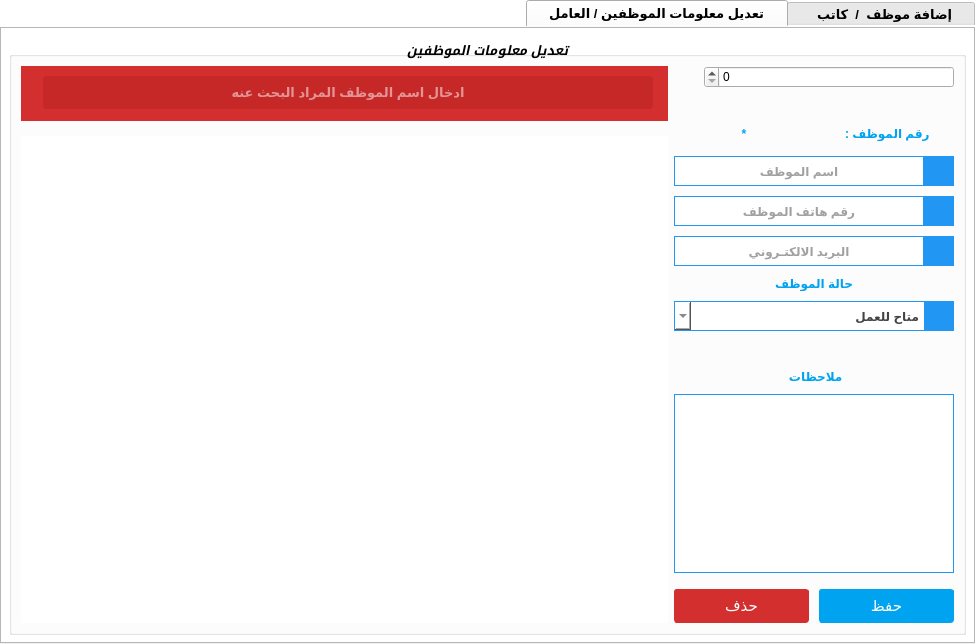
ashraf-kx/maktaba-assistant, file tabwidgetworkers.ui: the form before one commit.
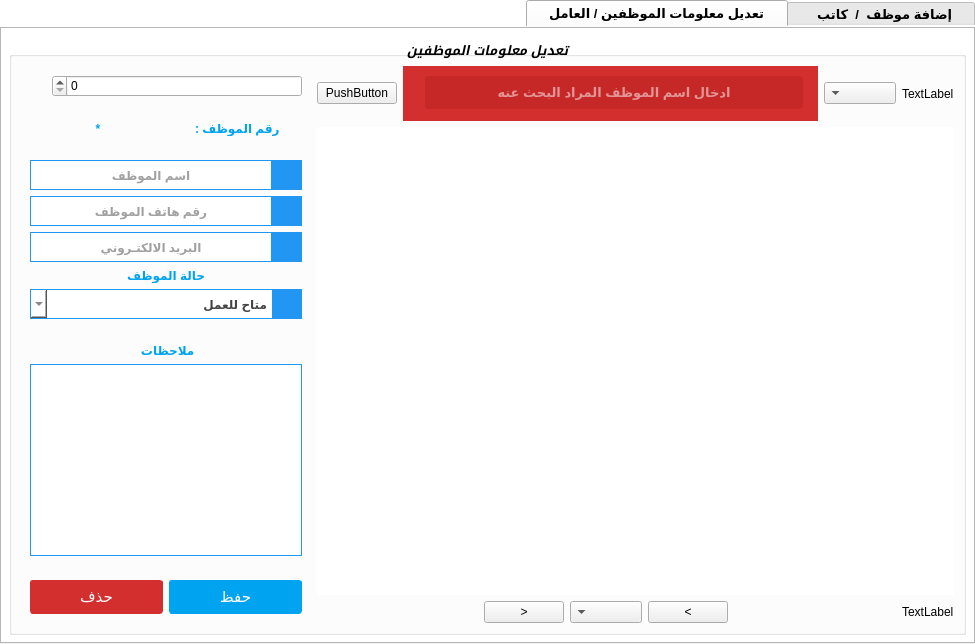
The form after the commit. Icons and pictures are not drawn.

Commit message: Control table view data, show per page and per number rows in a page

What changed in the file:
```diff
--- a/tabwidgetworkers.ui
+++ b/tabwidgetworkers.ui
@@ -869,9 +869,6 @@
         <kerning>false</kerning>
        </font>
       </property>
-      <property name="layoutDirection">
-       <enum>Qt::RightToLeft</enum>
-      </property>
       <property name="autoFillBackground">
        <bool>false</bool>
       </property>
@@ -895,12 +892,246 @@
       <property name="checkable">
        <bool>false</bool>
       </property>
+      <layout class="QHBoxLayout" name="horizontalLayout_14">
+       <item>
+        <layout class="QVBoxLayout" name="verticalLayout_4">
+         <item>
+          <layout class="QHBoxLayout" name="horizontalLayout_13">
+           <item>
       <layout class="QHBoxLayout" name="horizontalLayout_6">
        <item>
-        <layout class="QVBoxLayout" name="verticalLayout_6">
+              <widget class="QLabel" name="L_show">
+               <property name="text">
+                <string>TextLabel</string>
+               </property>
+              </widget>
+             </item>
+             <item>
+              <widget class="QComboBox" name="Cb_rows"/>
+             </item>
+            </layout>
+           </item>
+           <item>
+            <widget class="QWidget" name="widgetSearch" native="true">
+             <property name="styleSheet">
+              <string notr="true">QWidget
+{
+	background-color:#D32F2F;
+}</string>
+             </property>
+             <layout class="QHBoxLayout" name="horizontalLayout_8">
          <property name="spacing">
+               <number>0</number>
+              </property>
+              <property name="leftMargin">
+               <number>15</number>
+              </property>
+              <property name="topMargin">
           <number>10</number>
          </property>
+              <property name="rightMargin">
+               <number>15</number>
+              </property>
+              <property name="bottomMargin">
+               <number>10</number>
+              </property>
+              <item>
+               <widget class="QLineEdit" name="Le_search">
+                <property name="font">
+                 <font>
+                  <pointsize>10</pointsize>
+                  <weight>75</weight>
+                  <bold>true</bold>
+                 </font>
+                </property>
+                <property name="layoutDirection">
+                 <enum>Qt::LeftToRight</enum>
+                </property>
+                <property name="styleSheet">
+                 <string notr="true">QLineEdit
+{
+ margin-bottom: 2px;   
+    padding: 7px 8px;
+        padding-top: 7px;
+        padding-bottom: 7px;
+    outline: medium none;
+        outline-width: medium;
+        outline-style: none;
+        outline-color: -moz-use-text-color;
+
+    background-color: #C62828;
+color:white;
+    border: 1px solid #C62828;
+      
+    border-radius: 3px;
+        border-top-left-radius: 3px;
+        border-top-right-radius: 3px;
+        border-bottom-right-radius: 3px;
+        border-bottom-left-radius: 3px;
+    vertical-align: middle;
+}
+QLineEdit:hover
+{
+	 border: 1px solid #C62828;
+	 border-top-color: #C62828;
+     border-bottom-color: #C62828;  
+
+}</string>
+                </property>
+                <property name="maxLength">
+                 <number>40</number>
+                </property>
+                <property name="alignment">
+                 <set>Qt::AlignCenter</set>
+                </property>
+                <property name="placeholderText">
+                 <string>ادخال اسم الموظف المراد البحث عنه</string>
+                </property>
+               </widget>
+              </item>
+              <item>
+               <widget class="QLabel" name="label_27">
+                <property name="maximumSize">
+                 <size>
+                  <width>35</width>
+                  <height>35</height>
+                 </size>
+                </property>
+                <property name="baseSize">
+                 <size>
+                  <width>0</width>
+                  <height>0</height>
+                 </size>
+                </property>
+                <property name="layoutDirection">
+                 <enum>Qt::LeftToRight</enum>
+                </property>
+                <property name="text">
+                 <string/>
+                </property>
+                <property name="pixmap">
+                 <pixmap resource="Icons.qrc">:/Icons/ic_search_white_2x.png</pixmap>
+                </property>
+                <property name="scaledContents">
+                 <bool>true</bool>
+                </property>
+                <property name="alignment">
+                 <set>Qt::AlignCenter</set>
+                </property>
+               </widget>
+              </item>
+             </layout>
+            </widget>
+           </item>
+           <item>
+            <widget class="QPushButton" name="Bt_edit">
+             <property name="text">
+              <string>PushButton</string>
+             </property>
+            </widget>
+           </item>
+          </layout>
+         </item>
+         <item>
+          <widget class="QTableView" name="tableView">
+           <property name="minimumSize">
+            <size>
+             <width>0</width>
+             <height>0</height>
+            </size>
+           </property>
+           <property name="font">
+            <font>
+             <family>Titillium Web</family>
+             <pointsize>10</pointsize>
+             <weight>50</weight>
+             <bold>false</bold>
+             <kerning>false</kerning>
+            </font>
+           </property>
+           <property name="styleSheet">
+            <string notr="true">QTableView
+{
+	border:0px solid white;
+}
+QTableView:hover
+{
+	border:1px solid #2196F3;
+}</string>
+           </property>
+           <property name="locale">
+            <locale language="English" country="UnitedStates"/>
+           </property>
+           <attribute name="horizontalHeaderStretchLastSection">
+            <bool>true</bool>
+           </attribute>
+          </widget>
+         </item>
+         <item>
+          <layout class="QHBoxLayout" name="horizontalLayout_12">
+           <item>
+            <widget class="QLabel" name="L_info">
+             <property name="text">
+              <string>TextLabel</string>
+             </property>
+            </widget>
+           </item>
+           <item>
+            <spacer name="horizontalSpacer_4">
+             <property name="orientation">
+              <enum>Qt::Horizontal</enum>
+             </property>
+             <property name="sizeHint" stdset="0">
+              <size>
+               <width>40</width>
+               <height>20</height>
+              </size>
+             </property>
+            </spacer>
+           </item>
+           <item>
+            <widget class="QPushButton" name="Bt_previous">
+             <property name="text">
+              <string>&lt;</string>
+             </property>
+            </widget>
+           </item>
+           <item>
+            <widget class="QComboBox" name="Cb_pages"/>
+           </item>
+           <item>
+            <widget class="QPushButton" name="Bt_next">
+             <property name="text">
+              <string>&gt;</string>
+             </property>
+            </widget>
+           </item>
+           <item>
+            <spacer name="horizontalSpacer_5">
+             <property name="orientation">
+              <enum>Qt::Horizontal</enum>
+             </property>
+             <property name="sizeHint" stdset="0">
+              <size>
+               <width>40</width>
+               <height>20</height>
+              </size>
+             </property>
+            </spacer>
+           </item>
+          </layout>
+         </item>
+        </layout>
+       </item>
+       <item>
+        <widget class="QWidget" name="widget" native="true">
+         <property name="maximumSize">
+          <size>
+           <width>290</width>
+           <height>16777215</height>
+          </size>
+         </property>
+         <layout class="QVBoxLayout" name="verticalLayout_5">
          <item>
           <widget class="QSpinBox" name="SB_idWorkerx">
            <property name="maximumSize">
@@ -922,7 +1153,7 @@
            <property name="sizeHint" stdset="0">
             <size>
              <width>20</width>
-             <height>40</height>
+              <height>17</height>
             </size>
            </property>
           </spacer>
@@ -993,7 +1224,7 @@
            <property name="sizeHint" stdset="0">
             <size>
              <width>20</width>
-             <height>18</height>
+              <height>1</height>
             </size>
            </property>
           </spacer>
@@ -1446,7 +1677,7 @@
            <property name="sizeHint" stdset="0">
             <size>
              <width>20</width>
-             <height>40</height>
+              <height>16</height>
             </size>
            </property>
           </spacer>
@@ -1532,7 +1763,7 @@
            <property name="sizeHint" stdset="0">
             <size>
              <width>20</width>
-             <height>18</height>
+              <height>1</height>
             </size>
            </property>
           </spacer>
@@ -1663,160 +1894,7 @@
           </layout>
          </item>
         </layout>
-       </item>
-       <item>
-        <layout class="QVBoxLayout" name="verticalLayout_4">
-         <property name="spacing">
-          <number>15</number>
-         </property>
-         <item>
-          <widget class="QWidget" name="widgetSearch" native="true">
-           <property name="styleSheet">
-            <string notr="true">QWidget
-{
-	background-color:#D32F2F;
-}</string>
-           </property>
-           <layout class="QHBoxLayout" name="horizontalLayout_8">
-            <property name="spacing">
-             <number>0</number>
-            </property>
-            <property name="leftMargin">
-             <number>15</number>
-            </property>
-            <property name="topMargin">
-             <number>10</number>
-            </property>
-            <property name="rightMargin">
-             <number>15</number>
-            </property>
-            <property name="bottomMargin">
-             <number>10</number>
-            </property>
-            <item>
-             <widget class="QLineEdit" name="LE_fullnameFiltre">
-              <property name="font">
-               <font>
-                <pointsize>10</pointsize>
-                <weight>75</weight>
-                <bold>true</bold>
-               </font>
-              </property>
-              <property name="layoutDirection">
-               <enum>Qt::LeftToRight</enum>
-              </property>
-              <property name="styleSheet">
-               <string notr="true">QLineEdit
-{
- margin-bottom: 2px;   
-    padding: 7px 8px;
-        padding-top: 7px;
-        padding-bottom: 7px;
-    outline: medium none;
-        outline-width: medium;
-        outline-style: none;
-        outline-color: -moz-use-text-color;
-
-    background-color: #C62828;
-color:white;
-    border: 1px solid #C62828;
-      
-    border-radius: 3px;
-        border-top-left-radius: 3px;
-        border-top-right-radius: 3px;
-        border-bottom-right-radius: 3px;
-        border-bottom-left-radius: 3px;
-    vertical-align: middle;
-}
-QLineEdit:hover
-{
-	 border: 1px solid #C62828;
-	 border-top-color: #C62828;
-     border-bottom-color: #C62828;  
-
-}</string>
-              </property>
-              <property name="maxLength">
-               <number>40</number>
-              </property>
-              <property name="alignment">
-               <set>Qt::AlignCenter</set>
-              </property>
-              <property name="placeholderText">
-               <string>ادخال اسم الموظف المراد البحث عنه</string>
-              </property>
-             </widget>
-            </item>
-            <item>
-             <widget class="QLabel" name="label_27">
-              <property name="maximumSize">
-               <size>
-                <width>35</width>
-                <height>35</height>
-               </size>
-              </property>
-              <property name="baseSize">
-               <size>
-                <width>0</width>
-                <height>0</height>
-               </size>
-              </property>
-              <property name="layoutDirection">
-               <enum>Qt::LeftToRight</enum>
-              </property>
-              <property name="text">
-               <string/>
-              </property>
-              <property name="pixmap">
-               <pixmap resource="Icons.qrc">:/Icons/ic_search_white_2x.png</pixmap>
-              </property>
-              <property name="scaledContents">
-               <bool>true</bool>
-              </property>
-              <property name="alignment">
-               <set>Qt::AlignCenter</set>
-              </property>
-             </widget>
-            </item>
-           </layout>
-          </widget>
-         </item>
-         <item>
-          <widget class="QTableView" name="tableViewWorkers">
-           <property name="minimumSize">
-            <size>
-             <width>0</width>
-             <height>0</height>
-            </size>
-           </property>
-           <property name="font">
-            <font>
-             <family>Arial</family>
-             <pointsize>10</pointsize>
-             <weight>75</weight>
-             <bold>true</bold>
-             <kerning>false</kerning>
-            </font>
-           </property>
-           <property name="styleSheet">
-            <string notr="true">QTableView
-{
-	border:0px solid white;
-}
-QTableView:hover
-{
-	border:1px solid #2196F3;
-}</string>
-           </property>
-           <property name="locale">
-            <locale language="English" country="UnitedStates"/>
-           </property>
-           <attribute name="horizontalHeaderStretchLastSection">
-            <bool>true</bool>
-           </attribute>
-          </widget>
-         </item>
-        </layout>
+        </widget>
        </item>
       </layout>
      </widget>
```
Lines whose indentation alone changed are shown as unchanged. The commit also changes 8 other files.
